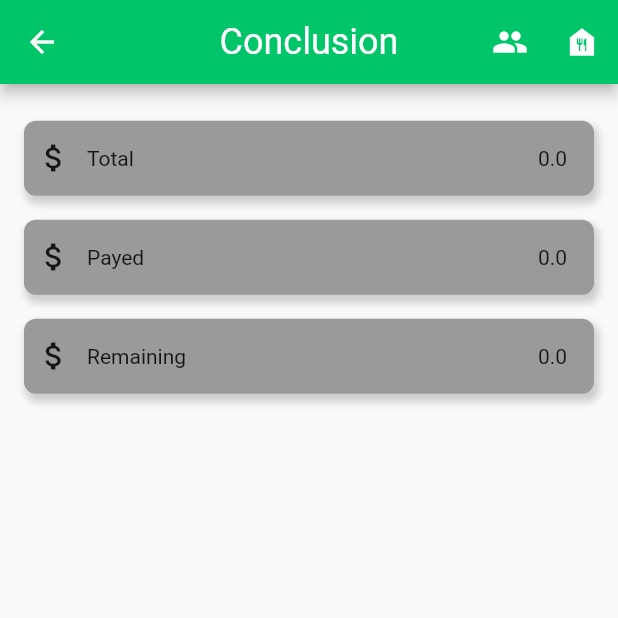
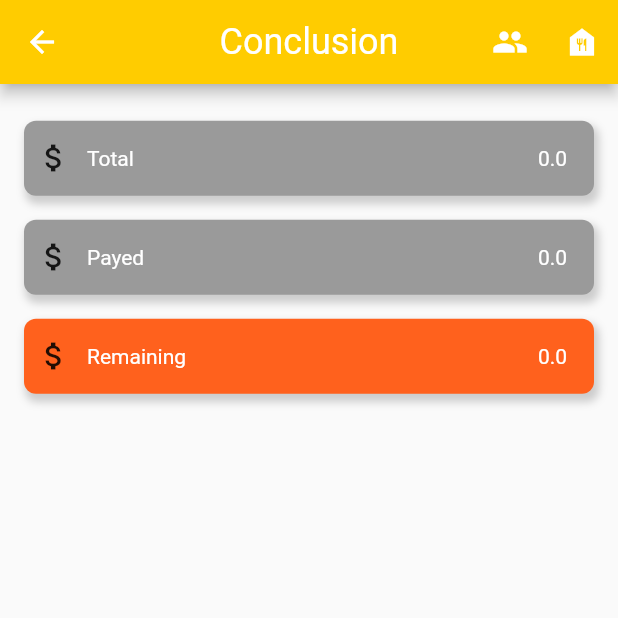
Before and after one commit to MuhammadTarek10/automation-food, a Flutter app: the LocalConclusionView screen opened by its route, after a tap on the "people" icon, on a phone screen of 412 x 824 dp, the top half of it. Run offline on Flutter 3.47's test engine with Material 2 defaults, Android fonts, the phone set to English and light mode, and no system bars; drawn by our look-alikes of getwidget; our stand-ins replace cool_alert, dartz, dio, equatable, flutter_bloc, fluttertoast and 7 more; missing offline and left inert: dart:ffi; accounts and stored records are empty; generated files the repository leaves out were written again.

Commit message:
made rest of view const

```diff
--- a/lib/config/app_theme.dart
+++ b/lib/config/app_theme.dart
@@ -9,7 +9,7 @@ class AppTheme {
       hintColor: AppColors.hint,
       appBarTheme: const AppBarTheme(
         centerTitle: true,
-        color: AppColors.appBar,
+        color: AppColors.primary,
         titleTextStyle: TextStyle(
           color: AppColors.appBarText,
           fontSize: AppFontSize.appBarTitle,
--- a/lib/core/home_view.dart
+++ b/lib/core/home_view.dart
@@ -13,6 +13,9 @@ class _HomeViewState extends State<HomeView> {
   @override
   Widget build(BuildContext context) {
     return Scaffold(
+      appBar: AppBar(
+        title: const Text(AppStrings.contactMe),
+      ),
       body: Center(
         child: Column(
           mainAxisAlignment: MainAxisAlignment.center,
--- a/lib/core/utils/app_colors.dart
+++ b/lib/core/utils/app_colors.dart
@@ -1,10 +1,12 @@
 import 'package:flutter/material.dart';
 
-class AppColors{
-  static const Color primary = Color(0xFF00C569);
+class AppColors {
+  static const Color primary = Color(0xFFFFCC00);
   static const Color hint = Color(0xFF9A9A9A);
-  static const Color appBar = Color(0xFF00C569);
+
   static const Color appBarText = Color(0xFFFFFFFF);
 
   static const Color conclusionCardColor = Color(0xFF00C569);
+  static const Color conclusionCardTextColor = Color(0xFFFFFFFF);
+  static const Color conclusionCardHighlited = Color(0xFFFF611D);
 }
--- a/lib/core/utils/app_strings.dart
+++ b/lib/core/utils/app_strings.dart
@@ -1,4 +1,5 @@
 class AppStrings {
+  static const String contactMe = "mohammadtarek000@gmail.com";
   static const String appName = "Food Order";
   static const String databaseName = "food_order.db";
   static const String empty = "Empty";
--- a/lib/features/food_order/presentation/controllers/local_conclusion_view_controller.dart
+++ b/lib/features/food_order/presentation/controllers/local_conclusion_view_controller.dart
@@ -1,8 +1,13 @@
+import 'package:auto_food/core/utils/app_colors.dart';
+import 'package:auto_food/core/utils/app_sizes.dart';
+import 'package:auto_food/core/utils/app_strings.dart';
+import 'package:auto_food/core/utils/media_query_values.dart';
 import 'package:auto_food/features/food_order/data/models/local_conclusion_model.dart';
 import 'package:auto_food/features/food_order/presentation/bloc/food_order_bloc.dart';
 import 'package:auto_food/features/food_order/presentation/widgets/conclusion_by_order_card.dart';
 import 'package:auto_food/features/food_order/presentation/widgets/conclusion_by_user_card.dart';
 import 'package:flutter/material.dart';
+import 'package:getwidget/getwidget.dart';
 
 class LocalConclusionViewController {
   final FoodOrderBloc foodOrderBloc;
@@ -24,4 +29,79 @@ class LocalConclusionViewController {
   Widget buildConclusionByUser(LocalConclusionUserModel conclusion) {
     return ConclusionByUserCard(conclusion: conclusion);
   }
+
+  List<Widget> buildRest(BuildContext context, final conclusion) {
+    return [
+      SizedBox(
+          height:
+              context.height * AppSizes.conclusionCardSizeDifferencePrecentage,
+        ),
+        GFListTile(
+          title: Row(
+            mainAxisAlignment: MainAxisAlignment.spaceBetween,
+            children: [
+              const Text(
+                AppStrings.conclusionTotalText,
+                style: TextStyle(
+                  color: AppColors.conclusionCardTextColor,
+                ),
+              ),
+              Text(
+                conclusion.total.toString(),
+                style:
+                    const TextStyle(color: AppColors.conclusionCardTextColor),
+              )
+            ],
+          ),
+          color: AppColors.hint,
+          avatar: const Icon(
+            Icons.attach_money,
+          ),
+        ),
+        GFListTile(
+          title: Row(
+            mainAxisAlignment: MainAxisAlignment.spaceBetween,
+            children: [
+              const Text(
+                AppStrings.conclusionPayedText,
+                style: TextStyle(color: AppColors.conclusionCardTextColor),
+              ),
+              Text(
+                conclusion.payed.toString(),
+                style:
+                    const TextStyle(color: AppColors.conclusionCardTextColor),
+              )
+            ],
+          ),
+          color: AppColors.hint,
+          avatar: const Icon(
+            Icons.attach_money,
+          ),
+        ),
+        GFListTile(
+          title: Row(
+            mainAxisAlignment: MainAxisAlignment.spaceBetween,
+            children: [
+              const Text(
+                AppStrings.conclusionRemainingText,
+                style: TextStyle(color: AppColors.conclusionCardTextColor),
+              ),
+              Text(
+                conclusion.remaining.toString(),
+                style:
+                    const TextStyle(color: AppColors.conclusionCardTextColor),
+              )
+            ],
+          ),
+          color: AppColors.conclusionCardHighlited,
+          avatar: const Icon(
+            Icons.attach_money,
+          ),
+        ),
+        SizedBox(
+          height:
+              context.height * AppSizes.conclusionCardSizeDifferencePrecentage,
+        ),
+    ];
+  }
 }
--- a/lib/features/food_order/presentation/views/local_conclusion_view.dart
+++ b/lib/features/food_order/presentation/views/local_conclusion_view.dart
@@ -41,11 +41,24 @@ class _LocalConclusionViewState extends State<LocalConclusionView> {
             ],
           ),
           body: SingleChildScrollView(
-            child: state is ConclusionByOrderLoadedState
-                ? _controller.buildConclusionByOrder(state.conclusion)
-                : state is ConclusionByUserLoadedState
-                    ? _controller.buildConclusionByUser(state.conclusion)
-                    : _buildLoading(),
+            child: Column(
+              children: [
+                if (state is ConclusionByOrderLoadedState)
+                  _controller.buildConclusionByOrder(state.conclusion)
+                else if (state is ConclusionByUserLoadedState)
+                  _controller.buildConclusionByUser(state.conclusion)
+                else
+                  _buildLoading(),
+                if (state is ConclusionByOrderLoadedState)
+                  Column(
+                    children: _controller.buildRest(context, state.conclusion),
+                  )
+                else if (state is ConclusionByUserLoadedState)
+                  Column(
+                    children: _controller.buildRest(context, state.conclusion),
+                  )
+              ],
+            ),
           ),
         );
       },
--- a/lib/features/food_order/presentation/widgets/conclusion_by_order_card.dart
+++ b/lib/features/food_order/presentation/widgets/conclusion_by_order_card.dart
@@ -1,10 +1,7 @@
-import 'package:auto_food/core/utils/app_colors.dart';
 import 'package:auto_food/core/utils/app_sizes.dart';
-import 'package:auto_food/core/utils/app_strings.dart';
 import 'package:auto_food/core/utils/media_query_values.dart';
 import 'package:auto_food/features/food_order/data/models/local_conclusion_model.dart';
 import 'package:flutter/material.dart';
-import 'package:getwidget/getwidget.dart';
 
 class ConclusionByOrderCard extends StatelessWidget {
   final LocalConclusionOrderModel conclusion;
@@ -39,59 +36,6 @@ class ConclusionByOrderCard extends StatelessWidget {
                   )
             ],
           ),
-        SizedBox(
-          height:
-              context.height * AppSizes.conclusionCardSizeDifferencePrecentage,
-        ),
-        GFListTile(
-          title: Row(
-            mainAxisAlignment: MainAxisAlignment.spaceBetween,
-            children: [
-              const Text(
-                AppStrings.conclusionTotalText,
-              ),
-              Text(conclusion.total.toString())
-            ],
-          ),
-          color: AppColors.hint,
-          avatar: const Icon(
-            Icons.attach_money,
-          ),
-        ),
-        GFListTile(
-          title: Row(
-            mainAxisAlignment: MainAxisAlignment.spaceBetween,
-            children: [
-              const Text(
-                AppStrings.conclusionPayedText,
-              ),
-              Text(conclusion.payed.toString())
-            ],
-          ),
-          color: AppColors.hint,
-          avatar: const Icon(
-            Icons.attach_money,
-          ),
-        ),
-        GFListTile(
-          title: Row(
-            mainAxisAlignment: MainAxisAlignment.spaceBetween,
-            children: [
-              const Text(
-                AppStrings.conclusionRemainingText,
-              ),
-              Text(conclusion.remaining.toString())
-            ],
-          ),
-          color: AppColors.hint,
-          avatar: const Icon(
-            Icons.attach_money,
-          ),
-        ),
-        SizedBox(
-          height:
-              context.height * AppSizes.conclusionCardSizeDifferencePrecentage,
-        ),
       ],
     );
   }
--- a/lib/features/food_order/presentation/widgets/conclusion_by_user_card.dart
+++ b/lib/features/food_order/presentation/widgets/conclusion_by_user_card.dart
@@ -1,10 +1,7 @@
-import 'package:auto_food/core/utils/app_colors.dart';
 import 'package:auto_food/core/utils/app_sizes.dart';
-import 'package:auto_food/core/utils/app_strings.dart';
 import 'package:auto_food/core/utils/media_query_values.dart';
 import 'package:auto_food/features/food_order/data/models/local_conclusion_model.dart';
 import 'package:flutter/material.dart';
-import 'package:getwidget/getwidget.dart';
 
 class ConclusionByUserCard extends StatelessWidget {
   final LocalConclusionUserModel conclusion;
@@ -39,59 +36,6 @@ class ConclusionByUserCard extends StatelessWidget {
                 )
             ],
           ),
-        SizedBox(
-          height:
-              context.height * AppSizes.conclusionCardSizeDifferencePrecentage,
-        ),
-        GFListTile(
-          title: Row(
-            mainAxisAlignment: MainAxisAlignment.spaceBetween,
-            children: [
-              const Text(
-                AppStrings.conclusionTotalText,
-              ),
-              Text(conclusion.total.toString())
-            ],
-          ),
-          color: AppColors.hint,
-          avatar: const Icon(
-            Icons.attach_money,
-          ),
-        ),
-        GFListTile(
-          title: Row(
-            mainAxisAlignment: MainAxisAlignment.spaceBetween,
-            children: [
-              const Text(
-                AppStrings.conclusionPayedText,
-              ),
-              Text(conclusion.payed.toString())
-            ],
-          ),
-          color: AppColors.hint,
-          avatar: const Icon(
-            Icons.attach_money,
-          ),
-        ),
-        GFListTile(
-          title: Row(
-            mainAxisAlignment: MainAxisAlignment.spaceBetween,
-            children: [
-              const Text(
-                AppStrings.conclusionRemainingText,
-              ),
-              Text(conclusion.remaining.toString())
-            ],
-          ),
-          color: AppColors.hint,
-          avatar: const Icon(
-            Icons.attach_money,
-          ),
-        ),
-        SizedBox(
-          height:
-              context.height * AppSizes.conclusionCardSizeDifferencePrecentage,
-        ),
       ],
     );
   }
```
